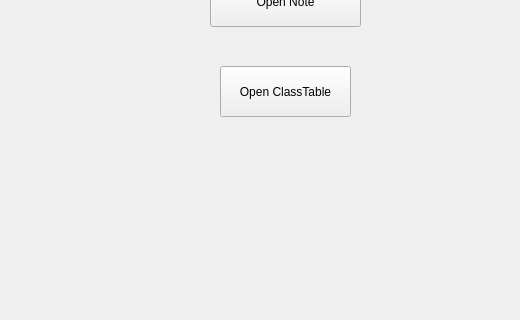
This is mainwindow.ui in nicktogo/WeDay as Qt 5 draws it before an edit; both pictures show x 0 to 520 and y 221 to 541 of the 680 by 541 pixel window. The edited form follows.
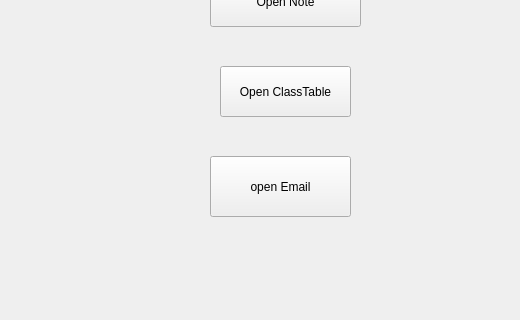
This is the edited form.

Diff of the .ui file:
```diff
--- a/mainwindow.ui
+++ b/mainwindow.ui
@@ -53,6 +53,19 @@
      <string>Open ClassTable</string>
     </property>
    </widget>
+   <widget class="QPushButton" name="openEmail">
+    <property name="geometry">
+     <rect>
+      <x>210</x>
+      <y>360</y>
+      <width>141</width>
+      <height>61</height>
+     </rect>
+    </property>
+    <property name="text">
+     <string>open Email</string>
+    </property>
+   </widget>
   </widget>
   <widget class="QMenuBar" name="menuBar">
    <property name="geometry">
```
